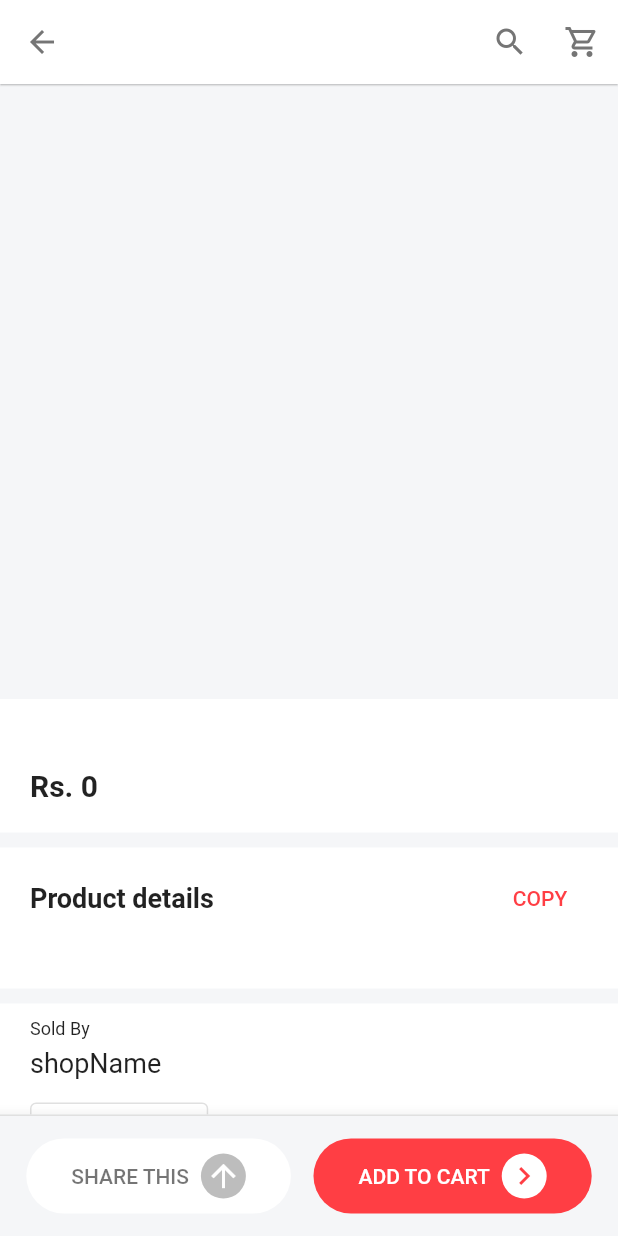
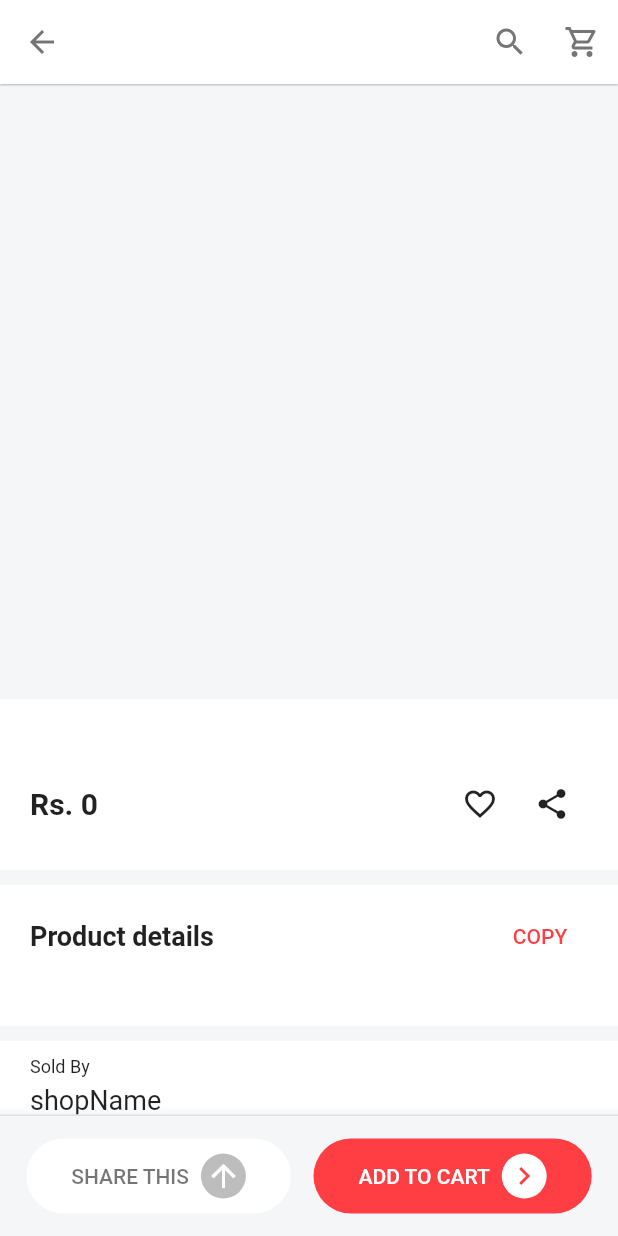
Before and after one commit to zohaib304/app-fnf, a Flutter app: the ProductDetails screen opened directly with empty values, on a phone screen of 412 x 824 dp. Run offline on Flutter 3.47's test engine with Material 2 defaults, Android fonts, the phone set to English and light mode, and no system bars; drawn by our look-alikes of carousel_slider; our stand-ins replace cached_network_image, cloud_firestore, firebase_auth, firebase_core, google_sign_in, share_plus; missing offline and left inert: paginate_firestore; accounts and stored records are empty.

Commit message:
add share and fav button

```diff
--- a/lib/Pages/product_details.dart
+++ b/lib/Pages/product_details.dart
@@ -118,6 +118,10 @@ class _ProductDetailsState extends State<ProductDetails> {
                                 ),
                                 const SizedBox(height: 10),
                                 // price
+                                Row(
+                                  mainAxisAlignment:
+                                      MainAxisAlignment.spaceBetween,
+                                  children: [
                                     Text(
                                       'Rs. ${product['price']}',
                                       style: const TextStyle(
@@ -125,6 +129,26 @@ class _ProductDetailsState extends State<ProductDetails> {
                                         fontSize: 20,
                                         fontWeight: FontWeight.bold,
                                       ),
+                                    ),
+                                    Container(
+                                      child: Row(
+                                        children: [
+                                          IconButton(
+                                            icon: const Icon(
+                                                Icons.favorite_border),
+                                            onPressed: () {},
+                                          ),
+                                          IconButton(
+                                            icon: const Icon(Icons.share),
+                                            onPressed: () {
+                                              Share.share(
+                                                  'Check out this product: ${product['productName']}');
+                                            },
+                                          ),
+                                        ],
+                                      ),
+                                    )
+                                  ],
                                 ),
                               ],
                             ),
```
Lines whose indentation alone changed are shown as unchanged.
